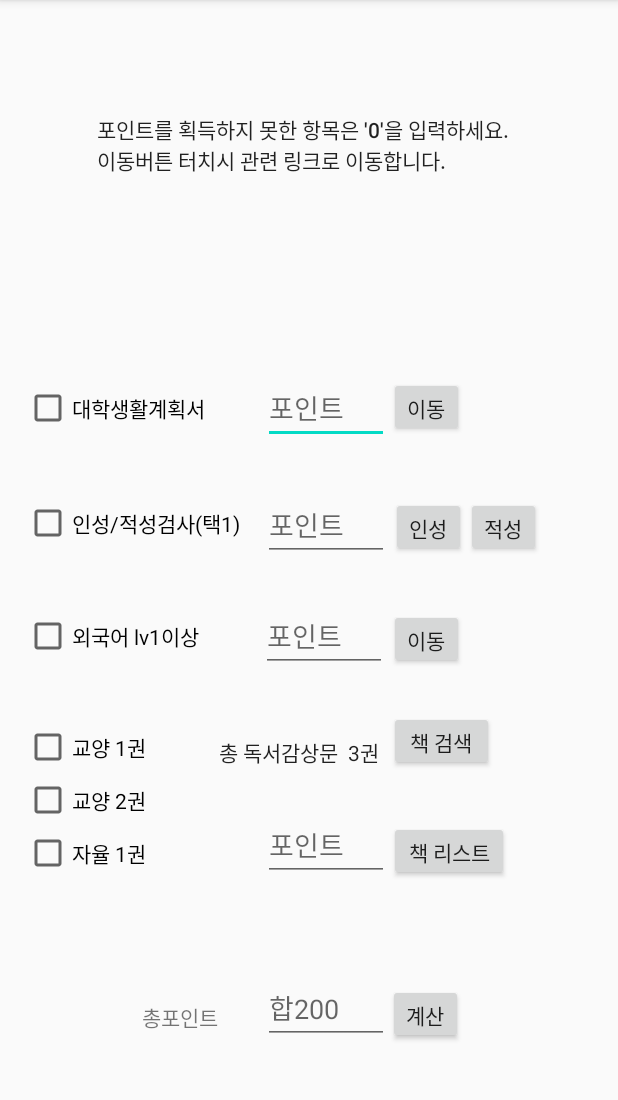
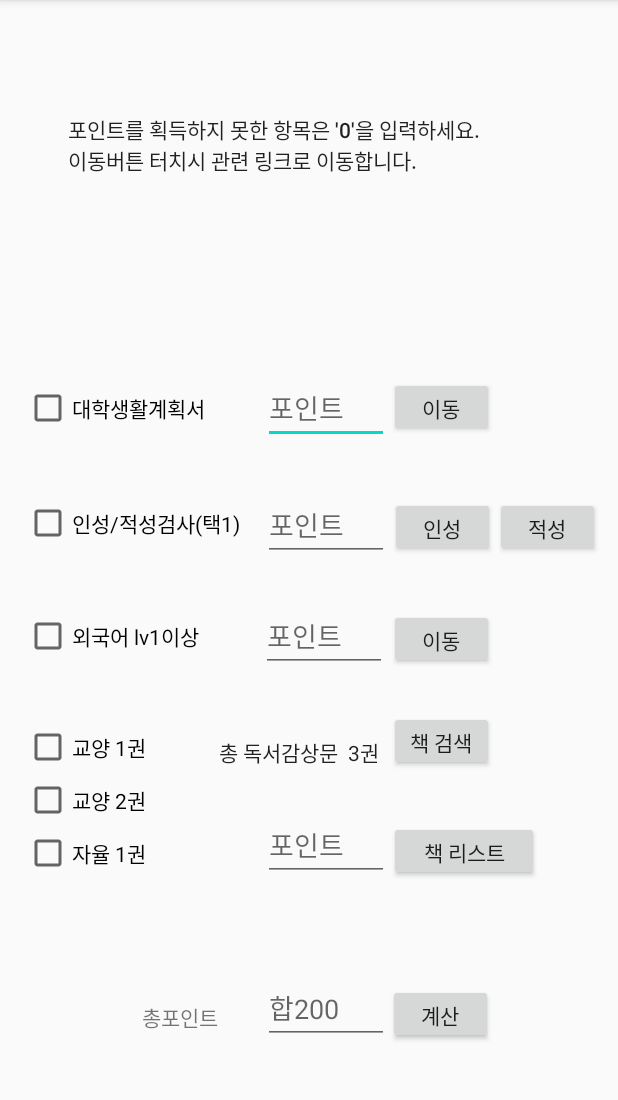
Before and after one commit to 0jiiino/JBNU_Project, an Android app: the WhiteBelt screen opened directly, with no data from a screen before it, on a phone screen of 412 x 824 dp, the part 84-1184 px from its top. Run offline under Robolectric (Android 15) with nearby library versions, the phone set to English and light mode, and no system bars.

Commit message:
white, yellow belt 휴대폰에 맞게 수정

```diff
--- a/app/src/main/res/layout/activity_white_belt.xml
+++ b/app/src/main/res/layout/activity_white_belt.xml
@@ -26,7 +26,7 @@
 
     <Button
         android:id="@+id/button01"
-        android:layout_width="50dp"
+        android:layout_width="70dp"
         android:layout_height="40dp"
         android:onClick="popup"
         android:text="이동"
@@ -55,7 +55,7 @@
 
     <Button
         android:id="@+id/button02"
-        android:layout_width="50dp"
+        android:layout_width="70dp"
         android:layout_height="40dp"
         android:onClick="popup1"
         android:text="인성"
@@ -68,7 +68,7 @@
 
     <Button
         android:id="@+id/button"
-        android:layout_width="50dp"
+        android:layout_width="70dp"
         android:layout_height="40dp"
         android:onClick="popup3"
         android:text="적성"
@@ -173,7 +173,7 @@
 
     <Button
         android:id="@+id/button03"
-        android:layout_width="50dp"
+        android:layout_width="70dp"
         android:layout_height="40dp"
         android:onClick="popup2"
         android:text="이동"
@@ -186,7 +186,7 @@
 
     <Button
         android:id="@+id/button04"
-        android:layout_width="80dp"
+        android:layout_width="100dp"
         android:layout_height="40dp"
         android:text="책 리스트"
         app:layout_constraintBottom_toBottomOf="parent"
@@ -238,7 +238,7 @@
 
     <Button
         android:id="@+id/plus"
-        android:layout_width="50dp"
+        android:layout_width="70dp"
         android:layout_height="40dp"
         android:text="계산"
         app:layout_constraintBottom_toBottomOf="parent"
@@ -276,10 +276,10 @@
 
     <TextView
         android:id="@+id/textView7"
-        android:layout_width="282dp"
+        android:layout_width="320dp"
         android:layout_height="49dp"
         android:layout_marginTop="76dp"
-        android:text="포인트를 획득하지 못한 항목은 '0'을 입력하세요.이동버튼 터치시 관련 링크로 이동합니다."
+        android:text="포인트를 획득하지 못한 항목은 '0'을 입력하세요.\n이동버튼 터치시 관련 링크로 이동합니다."
         android:textAppearance="@style/TextAppearance.AppCompat.Body2"
         app:layout_constraintEnd_toEndOf="parent"
         app:layout_constraintHorizontal_bias="0.496"
```
Also changed, not shown: app/src/main/res/layout/activity_yellow_belt.xml (+8 -8 lines).
